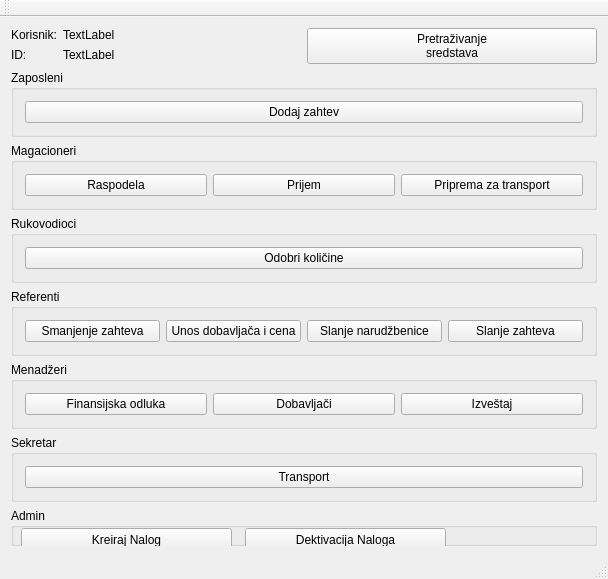
Above: mainwindow.ui from zivke/nabavke before the change. Below: the same form after it.
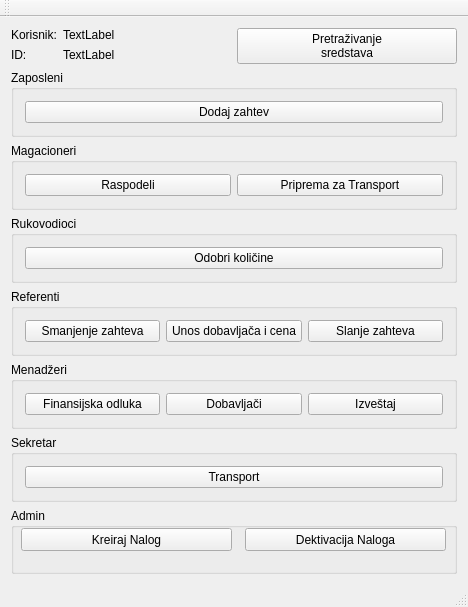
That is the form after the change. Icons and pictures are not drawn.

The edit to the form file:
```diff
--- a/mainwindow.ui
+++ b/mainwindow.ui
@@ -6,8 +6,8 @@
    <rect>
     <x>0</x>
     <y>0</y>
-    <width>608</width>
-    <height>579</height>
+    <width>468</width>
+    <height>607</height>
    </rect>
   </property>
   <property name="windowTitle">
@@ -97,21 +97,14 @@
        <item>
         <widget class="QPushButton" name="btnRaspodeli">
          <property name="text">
-          <string>Raspodela</string>
-         </property>
-        </widget>
-       </item>
-       <item>
-        <widget class="QPushButton" name="pushButton_4">
-         <property name="text">
-          <string>Prijem</string>
+          <string>Raspodeli</string>
          </property>
         </widget>
        </item>
        <item>
         <widget class="QPushButton" name="btnpriprema">
          <property name="text">
-          <string>Priprema za transport</string>
+          <string>Priprema za Transport</string>
          </property>
         </widget>
        </item>
@@ -154,13 +147,6 @@
          </property>
         </widget>
        </item>
-       <item>
-        <widget class="QPushButton" name="btnNarudzbenice">
-         <property name="text">
-          <string>Slanje narudžbenice</string>
-         </property>
-        </widget>
-       </item>
        <item>
         <widget class="QPushButton" name="btnSlanjeZahteva">
          <property name="text">
```
Left out of the diff: 4 changed lines with no effect on the pictures.
